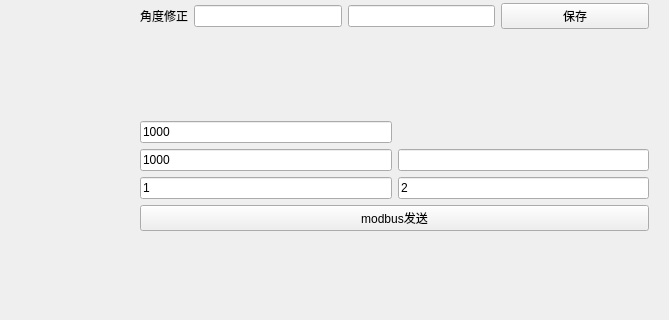
Before: the Qt Designer form maindialog.ui in zouzichun/videoWirain, drawn with Qt 5; both pictures show x 611 to 1280 and y 246 to 566 of the 1280 by 800 pixel window.
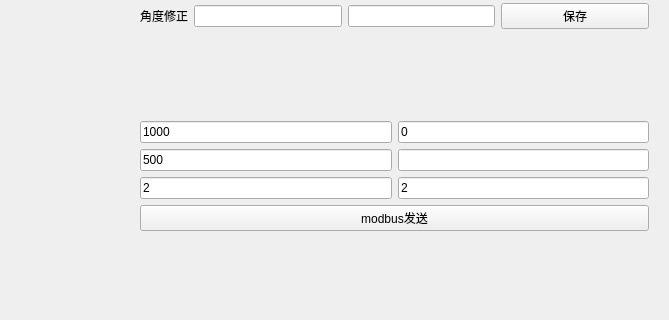
After: the same form once the commit is applied.

Diff of the .ui file:
```diff
--- a/maindialog.ui
+++ b/maindialog.ui
@@ -230,9 +230,6 @@
     </item>
     <item>
      <layout class="QGridLayout" name="gridLayout_2">
-      <item row="1" column="1">
-       <widget class="QLineEdit" name="val"/>
-      </item>
       <item row="0" column="0">
        <widget class="QLineEdit" name="modbus">
         <property name="text">
@@ -240,24 +237,34 @@
         </property>
        </widget>
       </item>
-      <item row="2" column="0">
-       <widget class="QLineEdit" name="optype">
-        <property name="text">
-         <string>1</string>
-        </property>
-       </widget>
-      </item>
-      <item row="2" column="1">
-       <widget class="QLineEdit" name="ceil">
-        <property name="text">
-         <string>2</string>
-        </property>
-       </widget>
-      </item>
       <item row="1" column="0">
        <widget class="QLineEdit" name="addr">
         <property name="text">
-         <string>1000</string>
+         <string>500</string>
+        </property>
+       </widget>
+      </item>
+      <item row="1" column="1">
+       <widget class="QLineEdit" name="val"/>
+      </item>
+      <item row="0" column="1">
+       <widget class="QLineEdit" name="optype">
+        <property name="text">
+         <string>0</string>
+        </property>
+       </widget>
+      </item>
+      <item row="2" column="0">
+       <widget class="QLineEdit" name="ceil">
+        <property name="text">
+         <string>2</string>
+        </property>
+       </widget>
+      </item>
+      <item row="2" column="1">
+       <widget class="QLineEdit" name="length">
+        <property name="text">
+         <string>2</string>
         </property>
        </widget>
       </item>
```
